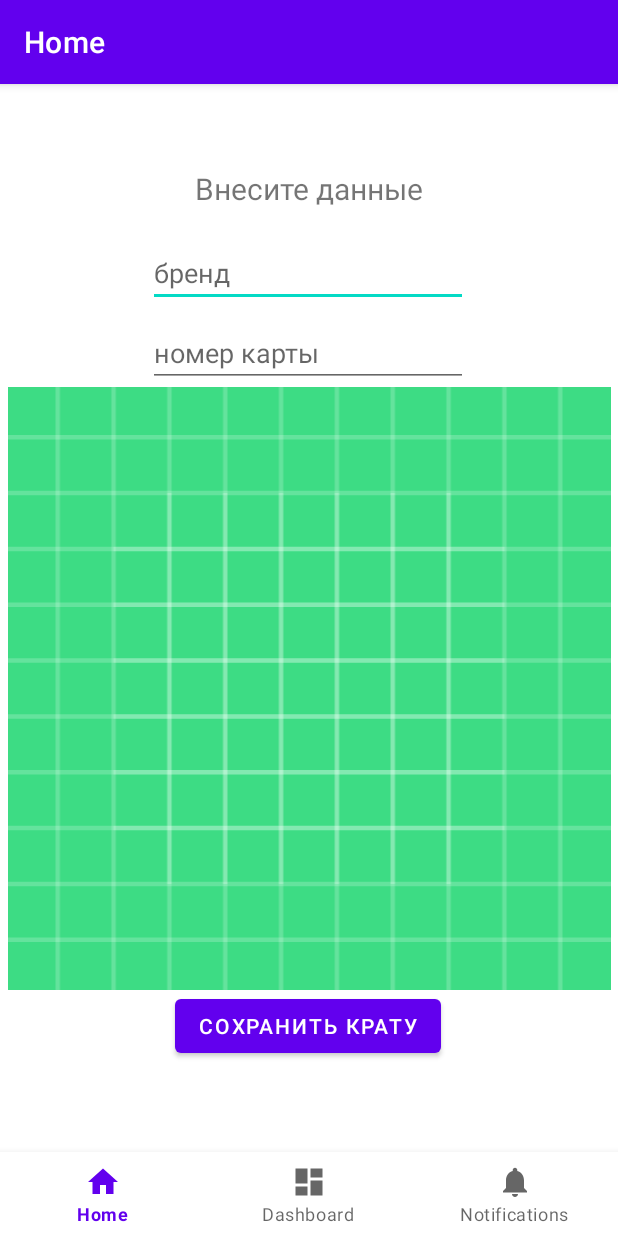
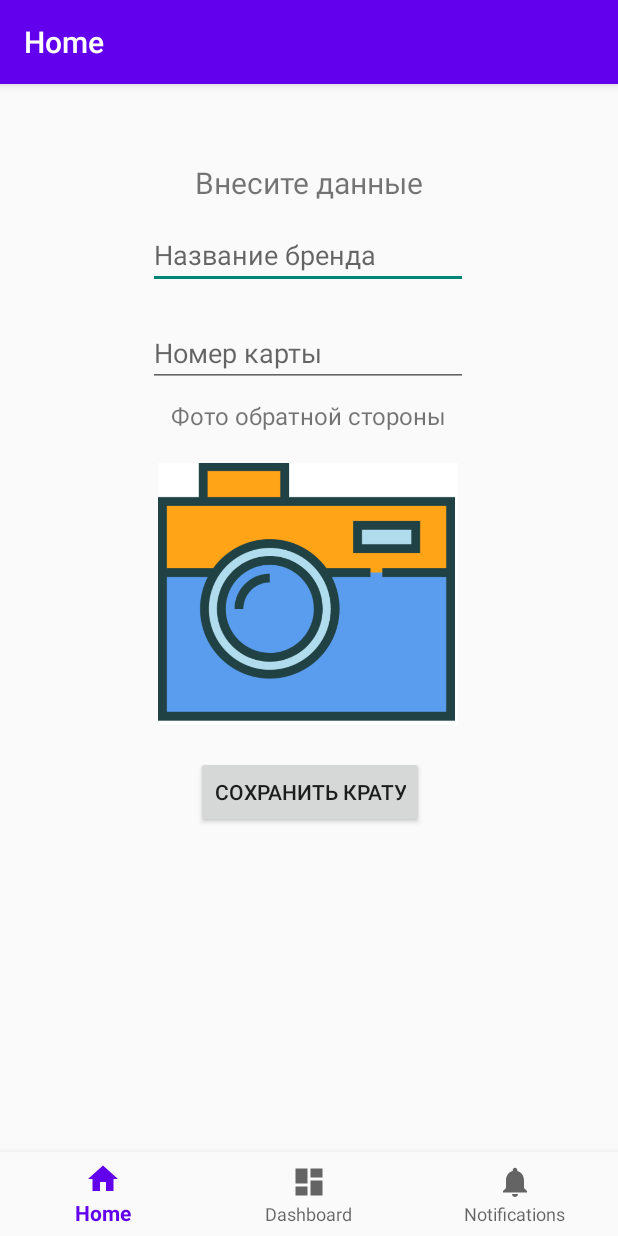
Before and after one commit to jsolomko/card2, an Android app: the screen it shows after launch (MainActivity), on a phone screen of 412 x 824 dp. Run offline under Robolectric (Android 15) with nearby library versions, the phone set to English and light mode, and no system bars; our stand-ins replace navigation-ui.

Commit message:
added design

```diff
--- a/app/src/main/java/com/example/card20/adapters/CardAdapter.java
+++ b/app/src/main/java/com/example/card20/adapters/CardAdapter.java
@@ -48,7 +48,7 @@ public class CardAdapter extends ListAdapter<Card, CardAdapter.CardVH> {
     @NonNull
     @Override
     public CardVH onCreateViewHolder(@NonNull ViewGroup parent, int viewType) {
-        View v = LayoutInflater.from(parent.getContext()).inflate(R.layout.card_item, parent, false);
+        View v = LayoutInflater.from(parent.getContext()).inflate(R.layout.card_item_2, parent, false);
         return new CardVH(v);
     }
 
@@ -57,6 +57,7 @@ public class CardAdapter extends ListAdapter<Card, CardAdapter.CardVH> {
         Card card = getItem(position);
         holder.cardTitle.setText(card.getCardTitle());
         holder.cardFrontImage.setImageURI(Uri.parse(card.getCard_front()));
+
 
         holder.itemView.setOnClickListener(new View.OnClickListener() {
             @Override
--- a/app/src/main/java/com/example/card20/ui/dashboard/DashboardViewModel.java
+++ b/app/src/main/java/com/example/card20/ui/dashboard/ListCardViewModel.java
@@ -5,20 +5,18 @@ import android.app.Application;
 import androidx.annotation.NonNull;
 import androidx.lifecycle.AndroidViewModel;
 import androidx.lifecycle.LiveData;
-import androidx.lifecycle.MutableLiveData;
-import androidx.lifecycle.ViewModel;
 
 import com.example.card20.data.Card;
 import com.example.card20.data.CardRepository;
 
 import java.util.List;
 
-public class DashboardViewModel extends AndroidViewModel {
+public class ListCardViewModel extends AndroidViewModel {
 
     CardRepository cardRepository;
     LiveData<List<Card>> listRepo;
 
-    public DashboardViewModel(@NonNull Application application) {
+    public ListCardViewModel(@NonNull Application application) {
         super(application);
         cardRepository = new CardRepository(application);
         listRepo = cardRepository.getListLiveData();
--- a/app/src/main/java/com/example/card20/ui/home/HomeFragment.java
+++ b/app/src/main/java/com/example/card20/ui/home/AddCardFragment.java
@@ -14,7 +14,6 @@ import android.view.ViewGroup;
 import android.widget.Button;
 import android.widget.EditText;
 import android.widget.ImageView;
-import android.widget.Toast;
 
 import androidx.annotation.NonNull;
 import androidx.annotation.Nullable;
@@ -24,17 +23,17 @@ import androidx.lifecycle.ViewModelProvider;
 
 import com.example.card20.R;
 import com.example.card20.data.Card;
-import com.example.card20.databinding.FragmentHomeBinding;
-import com.example.card20.ui.dashboard.DashboardViewModel;
+import com.example.card20.databinding.FragmentAddCardBinding;
+import com.example.card20.ui.dashboard.ListCardViewModel;
 
 import java.io.File;
 import java.io.IOException;
 import java.text.SimpleDateFormat;
 import java.util.Date;
 
-public class HomeFragment extends Fragment {
+public class AddCardFragment extends Fragment {
 
-    private FragmentHomeBinding binding;
+    private FragmentAddCardBinding binding;
     String currentPhotoPath;
     private final int REQUEST_CAMERA = 100;
     View root;
@@ -45,8 +44,8 @@ public class HomeFragment extends Fragment {
 
     public View onCreateView(@NonNull LayoutInflater inflater, ViewGroup container, Bundle savedInstanceState) {
 
-        HomeViewModel homeViewModel = new ViewModelProvider(this).get(HomeViewModel.class);
-        binding = FragmentHomeBinding.inflate(inflater, container, false);
+        AddCardViewModel addCardViewModel = new ViewModelProvider(this).get(AddCardViewModel.class);
+        binding = FragmentAddCardBinding.inflate(inflater, container, false);
         root = binding.getRoot();
 
         cardBrent = root.findViewById(R.id.edCardTitle);
@@ -60,9 +59,9 @@ public class HomeFragment extends Fragment {
 
         Button button = root.findViewById(R.id.openCamera);
         button.setOnClickListener(view -> {
-            DashboardViewModel dashboardViewModel =
-                    new ViewModelProvider(this).get(DashboardViewModel.class);
-            dashboardViewModel.addCard(new Card(cardBrent.getText().toString(), photoUri.toString()));
+            ListCardViewModel listCardViewModel =
+                    new ViewModelProvider(this).get(ListCardViewModel.class);
+            listCardViewModel.addCard(new Card(cardBrent.getText().toString(), photoUri.toString()));
         });
         return root;
     }
--- a/app/src/main/java/com/example/card20/ui/home/HomeViewModel.java
+++ b/app/src/main/java/com/example/card20/ui/home/AddCardViewModel.java
@@ -4,11 +4,11 @@ import androidx.lifecycle.LiveData;
 import androidx.lifecycle.MutableLiveData;
 import androidx.lifecycle.ViewModel;
 
-public class HomeViewModel extends ViewModel {
+public class AddCardViewModel extends ViewModel {
 
     private final MutableLiveData<String> mText;
 
-    public HomeViewModel() {
+    public AddCardViewModel() {
         mText = new MutableLiveData<>();
         mText.setValue("This is home fragment");
     }
--- a/app/src/main/res/layout/activity_main.xml
+++ b/app/src/main/res/layout/activity_main.xml
@@ -5,30 +5,33 @@
     android:id="@+id/container"
     android:layout_width="match_parent"
     android:layout_height="match_parent"
-    android:paddingTop="?attr/actionBarSize">
+ >
+
 
     <com.google.android.material.bottomnavigation.BottomNavigationView
         android:id="@+id/nav_view"
         android:layout_width="0dp"
         android:layout_height="wrap_content"
-        android:layout_marginStart="0dp"
-        android:layout_marginEnd="0dp"
         android:background="?android:attr/windowBackground"
         app:layout_constraintBottom_toBottomOf="parent"
-        app:layout_constraintLeft_toLeftOf="parent"
-        app:layout_constraintRight_toRightOf="parent"
-        app:menu="@menu/bottom_nav_menu" />
+        app:layout_constraintEnd_toEndOf="parent"
+        app:layout_constraintHorizontal_bias="0.0"
+        app:layout_constraintStart_toStartOf="parent"
+        app:layout_constraintTop_toBottomOf="@+id/nav_host_fragment_activity_main"
+        app:layout_constraintVertical_bias="1.0"
+        app:menu="@menu/bottom_nav_menu">
+
+    </com.google.android.material.bottomnavigation.BottomNavigationView>
 
     <fragment
         android:id="@+id/nav_host_fragment_activity_main"
         android:name="androidx.navigation.fragment.NavHostFragment"
         android:layout_width="match_parent"
-        android:layout_height="match_parent"
+        android:layout_height="0dp"
         app:defaultNavHost="true"
-        app:layout_constraintBottom_toTopOf="@+id/nav_view"
+        app:layout_constraintEnd_toEndOf="parent"
         app:layout_constraintHorizontal_bias="0.0"
-        app:layout_constraintLeft_toLeftOf="parent"
-        app:layout_constraintRight_toRightOf="parent"
+        app:layout_constraintStart_toStartOf="parent"
         app:layout_constraintTop_toTopOf="parent"
         app:navGraph="@navigation/mobile_navigation" />
 
--- /dev/null
+++ b/app/src/main/res/layout/fragment_add_card.xml
@@ -0,0 +1,86 @@
+<?xml version="1.0" encoding="utf-8"?>
+<androidx.constraintlayout.widget.ConstraintLayout xmlns:android="http://schemas.android.com/apk/res/android"
+    xmlns:app="http://schemas.android.com/apk/res-auto"
+    xmlns:tools="http://schemas.android.com/tools"
+    android:layout_width="match_parent"
+    android:layout_height="match_parent"
+    tools:context=".ui.home.AddCardFragment">
+
+    <EditText
+        android:id="@+id/edCardTitle"
+        android:layout_width="wrap_content"
+        android:layout_height="wrap_content"
+        android:layout_marginTop="12dp"
+        android:ems="10"
+        android:hint="Название бренда"
+        android:inputType="textPersonName"
+        app:layout_constraintEnd_toEndOf="parent"
+        app:layout_constraintHorizontal_bias="0.497"
+        app:layout_constraintStart_toStartOf="parent"
+        app:layout_constraintTop_toBottomOf="@+id/textView" />
+
+    <TextView
+        android:id="@+id/textView2"
+        android:layout_width="wrap_content"
+        android:layout_height="wrap_content"
+        android:layout_marginTop="8dp"
+        android:text="Фото обратной стороны"
+        android:textSize="16sp"
+        app:layout_constraintEnd_toEndOf="parent"
+        app:layout_constraintStart_toStartOf="parent"
+        app:layout_constraintTop_toBottomOf="@+id/edCardNumber" />
+
+    <ImageView
+        android:id="@+id/imageView"
+        android:layout_width="200dp"
+        android:layout_height="200dp"
+        android:layout_marginTop="8dp"
+        android:contentDescription="TODO"
+        app:layout_constraintEnd_toEndOf="parent"
+        app:layout_constraintHorizontal_bias="0.497"
+        app:layout_constraintStart_toStartOf="parent"
+        app:layout_constraintTop_toBottomOf="@+id/textView2"
+        app:srcCompat="@drawable/makephoto"
+        tools:src="@drawable/makephoto" />
+
+    <Button
+        android:id="@+id/openCamera"
+        android:layout_width="wrap_content"
+        android:layout_height="wrap_content"
+        android:layout_marginTop="8dp"
+        android:layout_marginBottom="8dp"
+        android:onClick="openCamera"
+        android:text="сохранить крату"
+        app:layout_constraintBottom_toBottomOf="parent"
+        app:layout_constraintEnd_toEndOf="parent"
+        app:layout_constraintHorizontal_bias="0.503"
+        app:layout_constraintStart_toStartOf="parent"
+        app:layout_constraintTop_toBottomOf="@+id/imageView"
+        app:layout_constraintVertical_bias="0.272" />
+
+    <TextView
+        android:id="@+id/textView"
+        android:layout_width="wrap_content"
+        android:layout_height="wrap_content"
+        android:layout_marginTop="52dp"
+        android:hint="Заполните поля"
+        android:text="Внесите данные"
+        android:textSize="20sp"
+        app:layout_constraintEnd_toEndOf="parent"
+        app:layout_constraintStart_toStartOf="parent"
+        app:layout_constraintTop_toTopOf="parent" />
+
+    <EditText
+        android:id="@+id/edCardNumber"
+        android:layout_width="wrap_content"
+        android:layout_height="wrap_content"
+        android:layout_marginTop="20dp"
+        android:ems="10"
+        android:hint="Номер карты"
+        android:inputType="numberSigned"
+        app:layout_constraintEnd_toEndOf="@+id/edCardTitle"
+        app:layout_constraintStart_toStartOf="@+id/edCardTitle"
+        app:layout_constraintTop_toBottomOf="@+id/edCardTitle" />
+
+
+</androidx.constraintlayout.widget.ConstraintLayout>
--- a/app/src/main/res/layout/fragment_home.xml
+++ /dev/null
@@ -1,72 +0,0 @@
-<?xml version="1.0" encoding="utf-8"?>
-<androidx.constraintlayout.widget.ConstraintLayout xmlns:android="http://schemas.android.com/apk/res/android"
-    xmlns:app="http://schemas.android.com/apk/res-auto"
-    xmlns:tools="http://schemas.android.com/tools"
-    android:layout_width="match_parent"
-    android:layout_height="match_parent"
-    tools:context=".ui.home.HomeFragment">
-
-    <ImageView
-        android:id="@+id/imageView"
-        android:layout_width="match_parent"
-        android:layout_height="0dp"
-        android:contentDescription="TODO"
-        app:layout_constraintBottom_toTopOf="@+id/openCamera"
-        app:layout_constraintEnd_toEndOf="parent"
-        app:layout_constraintHorizontal_bias="0.0"
-        app:layout_constraintStart_toStartOf="parent"
-        app:layout_constraintTop_toBottomOf="@+id/edCardNumber"
-        app:layout_constraintVertical_bias="1.0"
-        app:srcCompat="@drawable/ic_launcher_background"
-        tools:src="@tools:sample/avatars" />
-
-    <Button
-        android:id="@+id/openCamera"
-        android:layout_width="wrap_content"
-        android:layout_height="wrap_content"
-        android:layout_marginBottom="116dp"
-        android:onClick="openCamera"
-        android:text="сохранить крату"
-        app:layout_constraintBottom_toBottomOf="parent"
-        app:layout_constraintEnd_toEndOf="parent"
-        app:layout_constraintHorizontal_bias="0.498"
-        app:layout_constraintStart_toStartOf="parent" />
-
-    <EditText
-        android:id="@+id/edCardTitle"
-        android:layout_width="wrap_content"
-        android:layout_height="wrap_content"
-        android:layout_marginTop="20dp"
-        android:ems="10"
-        android:hint="бренд"
-        android:inputType="textPersonName"
-        app:layout_constraintEnd_toEndOf="parent"
-        app:layout_constraintHorizontal_bias="0.497"
-        app:layout_constraintStart_toStartOf="parent"
-        app:layout_constraintTop_toBottomOf="@+id/textView" />
-
-    <TextView
-        android:id="@+id/textView"
-        android:layout_width="wrap_content"
-        android:layout_height="wrap_content"
-        android:text="Внесите данные"
-        android:textSize="20sp"
-        app:layout_constraintEnd_toEndOf="parent"
-        app:layout_constraintStart_toStartOf="parent"
-        app:layout_constraintTop_toTopOf="parent" />
-
-    <EditText
-        android:id="@+id/edCardNumber"
-        android:layout_width="wrap_content"
-        android:layout_height="wrap_content"
-        android:layout_marginTop="8dp"
-        android:ems="10"
-        android:hint="номер карты"
-        android:inputType="textPersonName"
-        app:layout_constraintEnd_toEndOf="@+id/edCardTitle"
-        app:layout_constraintHorizontal_bias="1.0"
-        app:layout_constraintStart_toStartOf="@+id/edCardTitle"
-        app:layout_constraintTop_toBottomOf="@+id/edCardTitle" />
-
-
-</androidx.constraintlayout.widget.ConstraintLayout>
--- a/app/src/main/res/layout/fragment_dashboard.xml
+++ b/app/src/main/res/layout/fragment_list_card.xml
@@ -4,15 +4,15 @@
     xmlns:tools="http://schemas.android.com/tools"
     android:layout_width="match_parent"
     android:layout_height="match_parent"
-    tools:context=".ui.dashboard.DashboardFragment">
+    tools:context=".ui.dashboard.ListCardFragment">
 
     <androidx.recyclerview.widget.RecyclerView
         android:id="@+id/rv_dashboard"
-        android:layout_width="wrap_content"
+        android:layout_width="0dp"
         android:layout_height="wrap_content"
         app:layout_constraintBottom_toBottomOf="parent"
         app:layout_constraintEnd_toEndOf="parent"
         app:layout_constraintStart_toStartOf="parent"
         app:layout_constraintTop_toTopOf="parent"
-        tools:listitem="@layout/card_item" />
+        tools:listitem="@layout/card_item_2" />
 </androidx.constraintlayout.widget.ConstraintLayout>
--- a/app/src/main/res/navigation/mobile_navigation.xml
+++ b/app/src/main/res/navigation/mobile_navigation.xml
@@ -7,15 +7,15 @@
 
     <fragment
         android:id="@+id/navigation_home"
-        android:name="com.example.card20.ui.home.HomeFragment"
+        android:name="com.example.card20.ui.home.AddCardFragment"
         android:label="@string/title_home"
-        tools:layout="@layout/fragment_home" />
+        tools:layout="@layout/fragment_add_card" />
 
     <fragment
         android:id="@+id/navigation_dashboard"
-        android:name="com.example.card20.ui.dashboard.DashboardFragment"
+        android:name="com.example.card20.ui.dashboard.ListCardFragment"
         android:label="@string/title_dashboard"
-        tools:layout="@layout/fragment_dashboard" />
+        tools:layout="@layout/fragment_list_card" />
 
     <fragment
         android:id="@+id/navigation_notifications"
--- a/app/src/main/res/values-night/themes.xml
+++ b/app/src/main/res/values-night/themes.xml
@@ -1,6 +1,6 @@
 <resources xmlns:tools="http://schemas.android.com/tools">
     <!-- Base application theme. -->
-    <style name="Theme.Card20" parent="Theme.MaterialComponents.DayNight.DarkActionBar">
+    <style name="Theme.Card20" parent="Theme.MaterialComponents.DayNight.DarkActionBar.Bridge">
         <!-- Primary brand color. -->
         <item name="colorPrimary">@color/purple_200</item>
         <item name="colorPrimaryVariant">@color/purple_700</item>
--- a/app/src/main/res/values/themes.xml
+++ b/app/src/main/res/values/themes.xml
@@ -1,6 +1,6 @@
 <resources xmlns:tools="http://schemas.android.com/tools">
     <!-- Base application theme. -->
-    <style name="Theme.Card20" parent="Theme.MaterialComponents.DayNight.DarkActionBar">
+    <style name="Theme.Card20" parent="Theme.MaterialComponents.DayNight.DarkActionBar.Bridge">
         <!-- Primary brand color. -->
         <item name="colorPrimary">@color/purple_500</item>
         <item name="colorPrimaryVariant">@color/purple_700</item>
```
Also changed, not shown: app/src/main/java/com/example/card20/ui/dashboard/ListCardFragment.java (renamed from app/src/main/java/com/example/card20/ui/dashboard/DashboardFragment.java, +7 -8 lines), app/src/main/res/layout/card_item_2.xml (renamed from app/src/main/res/layout/card_item.xml, +23 -34 lines), app/src/main/res/drawable-v24/card.png (added), app/src/main/res/drawable-v24/card_blue.PNG (added), app/src/main/res/drawable-v24/makephoto.png (added), 1 other file.
